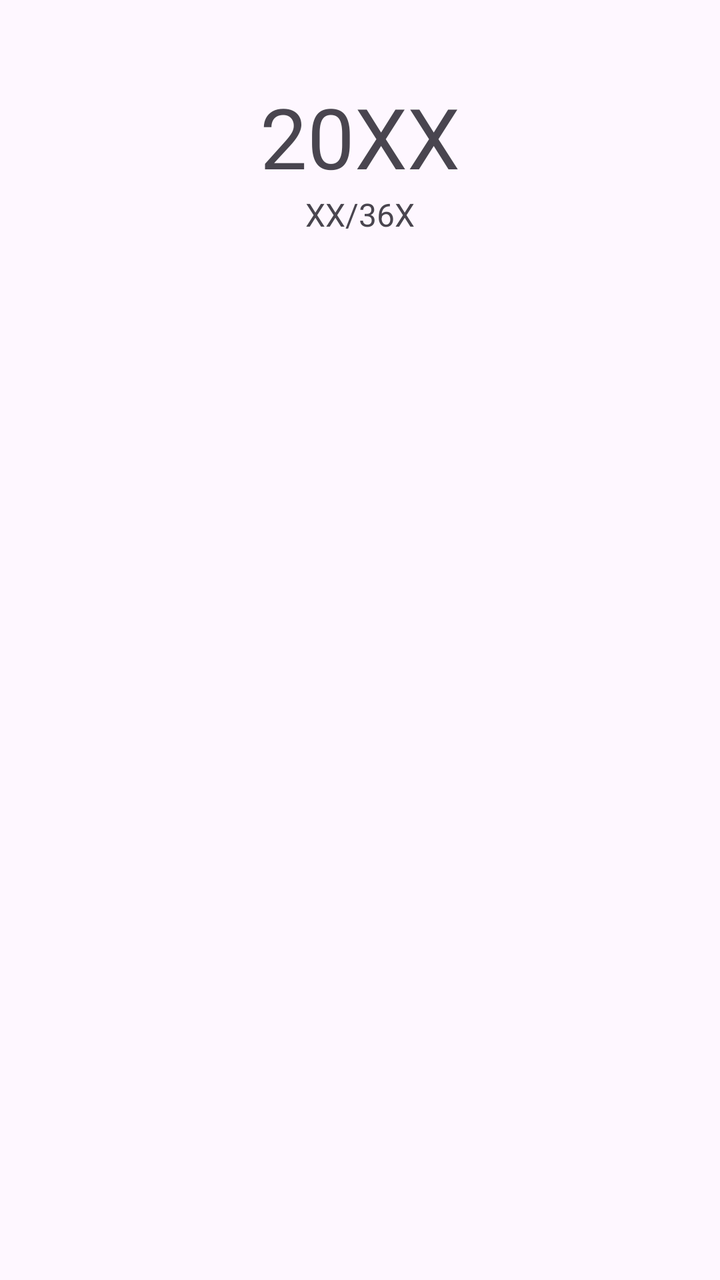
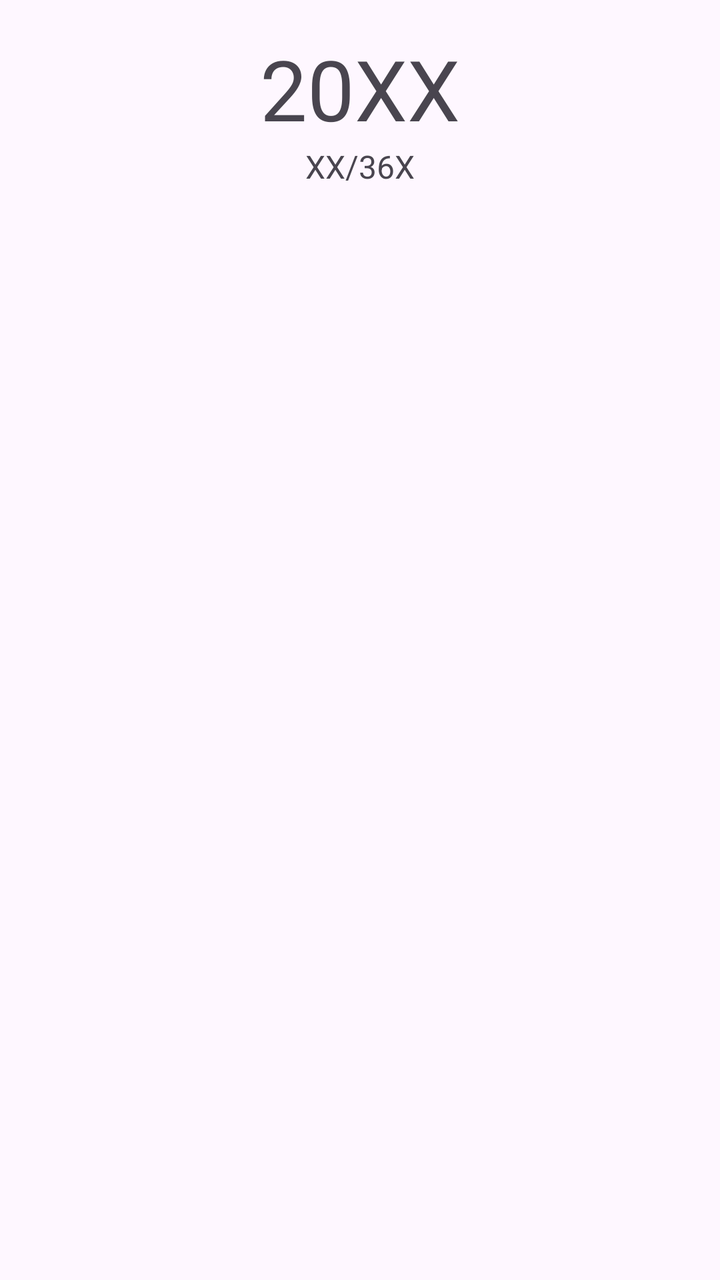

The first picture is an Android layout as it rendered before a commit; the second is the same layout after the commit. The layout source and the unified diff follow.
<!-- AndroidManifest.xml: application theme Theme.YearInDays -->
<!-- res/layout/fragment_first.xml -->
<androidx.constraintlayout.widget.ConstraintLayout xmlns:android="http://schemas.android.com/apk/res/android"
    xmlns:app="http://schemas.android.com/apk/res-auto"
    android:layout_width="match_parent"
    android:layout_height="match_parent"
    android:padding="16dp">

    <TextView
        android:id="@+id/currentYearTextView"
        android:layout_width="wrap_content"
        android:layout_height="wrap_content"
        android:text="20XX"
        android:textSize="42sp"
        android:layout_marginTop="24dp"
        app:layout_constraintEnd_toEndOf="parent"
        app:layout_constraintStart_toStartOf="parent"
        app:layout_constraintTop_toTopOf="parent" />

    <TextView
        android:id="@+id/currentDayTextView"
        android:layout_width="wrap_content"
        android:layout_height="wrap_content"
        android:text="XX/36X"
        android:textSize="16sp"
        app:layout_constraintEnd_toEndOf="parent"
        app:layout_constraintStart_toStartOf="parent"
        app:layout_constraintTop_toBottomOf="@id/currentYearTextView" />

    <androidx.recyclerview.widget.RecyclerView
        android:id="@+id/recyclerView"
        android:layout_width="0dp"
        android:layout_height="0dp"
        android:layout_margin="16dp"
        app:layout_constraintBottom_toBottomOf="parent"
        app:layout_constraintEnd_toEndOf="parent"
        app:layout_constraintStart_toStartOf="parent"
        app:layout_constraintTop_toBottomOf="@id/currentDayTextView" />

</androidx.constraintlayout.widget.ConstraintLayout>
<!-- resources referenced by this layout -->
<resources>
  <style name="Theme.YearInDays" parent="Base.Theme.YearInDays" />
  <style name="Base.Theme.YearInDays" parent="Theme.Material3.DayNight.NoActionBar">
          
          
      </style>
</resources>

<!-- the commit's change to res/layout/fragment_first.xml (unified diff, before → after) -->
@@ -10,7 +10,6 @@
         android:layout_height="wrap_content"
         android:text="20XX"
         android:textSize="42sp"
-        android:layout_marginTop="24dp"
         app:layout_constraintEnd_toEndOf="parent"
         app:layout_constraintStart_toStartOf="parent"
         app:layout_constraintTop_toTopOf="parent" />
